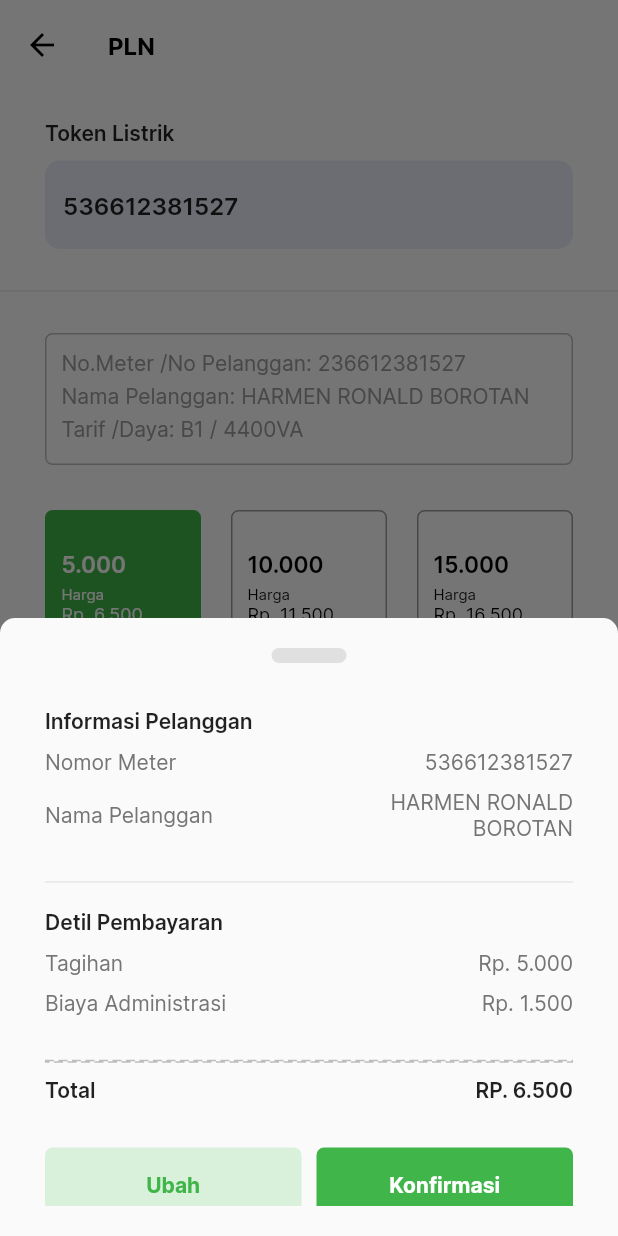
After one commit to IkbalGumilar/bmt_kbs, a Flutter app: the PilihNominalListrikScreen screen opened directly, after a tap on "5.000", on a phone screen of 412 x 824 dp. The commit adds this screen. Run offline on Flutter 3.47's test engine with Material 2 defaults, Android fonts, the phone set to English and light mode, and no system bars; drawn by our look-alikes of dotted_border; our stand-ins replace flutter_native_splash; statements that could not run were skipped.

Commit message:
Mmebuat screen untuk pilih nominal token listrik

```diff
--- /dev/null
+++ b/lib/models/token_listrik_model.dart
@@ -0,0 +1,26 @@
+class TokenListrikModel {
+  int id;
+  String jmlToken;
+  String hargaToken;
+
+  TokenListrikModel({
+    required this.id,
+    required this.jmlToken,
+    required this.hargaToken,
+  });
+}
+
+List<TokenListrikModel> tokenListrikList = [
+  TokenListrikModel(id: 1, jmlToken: '5.000', hargaToken: '6.500'),
+  TokenListrikModel(id: 2, jmlToken: '10.000', hargaToken: '11.500'),
+  TokenListrikModel(id: 3, jmlToken: '15.000', hargaToken: '16.500'),
+  TokenListrikModel(id: 4, jmlToken: '20.000', hargaToken: '21.500'),
+  TokenListrikModel(id: 5, jmlToken: '25.000', hargaToken: '26.500'),
+  TokenListrikModel(id: 6, jmlToken: '30.000', hargaToken: '31.500'),
+  TokenListrikModel(id: 7, jmlToken: '40.000', hargaToken: '41.500'),
+  TokenListrikModel(id: 8, jmlToken: '50.000', hargaToken: '51.500'),
+  TokenListrikModel(id: 9, jmlToken: '75.000', hargaToken: '76.500'),
+  TokenListrikModel(id: 10, jmlToken: '100.000', hargaToken: '100.000'),
+  TokenListrikModel(id: 10, jmlToken: '150.000', hargaToken: '150.000'),
+  TokenListrikModel(id: 10, jmlToken: '200.000', hargaToken: '200.000'),
+];
--- /dev/null
+++ b/lib/screens/features/listrik_pln/token_listrik/pilih_nominal_listrik.dart
@@ -0,0 +1,512 @@
+import 'package:bmt_kbs/etc/color_pallete.dart';
+import 'package:bmt_kbs/models/token_listrik_model.dart';
+import 'package:bmt_kbs/screens/features/pulsa/konfirmasi_pulsa.dart';
+import 'package:bmt_kbs/widgets/custom_appbar.dart';
+import 'package:dotted_border/dotted_border.dart';
+import 'package:flutter/material.dart';
+
+class PilihNominalListrikScreen extends StatefulWidget {
+  // ignore: prefer_const_constructors_in_immutables
+  PilihNominalListrikScreen({super.key});
+
+  @override
+  State<PilihNominalListrikScreen> createState() =>
+      _PilihNominalListrikScreenState();
+}
+
+class _PilihNominalListrikScreenState extends State<PilihNominalListrikScreen> {
+  late int selectedIndex;
+
+  @override
+  void initState() {
+    // TODO: implement initState
+    super.initState();
+
+    selectedIndex = 0;
+  }
+
+  @override
+  Widget build(BuildContext context) {
+    return Scaffold(
+      backgroundColor: Colors.white,
+      appBar: PreferredSize(
+        preferredSize: const Size.fromHeight(60),
+        child: CustomAppBar(
+          title: "PLN",
+          isHaveActions: false,
+        ),
+      ),
+      body: ListView(
+        children: [
+          Wrap(
+            children: [
+              Padding(
+                padding: const EdgeInsets.symmetric(
+                    vertical: 20.0, horizontal: 30.0),
+                child: Column(
+                  crossAxisAlignment: CrossAxisAlignment.start,
+                  children: [
+                    const Text(
+                      "Token Listrik",
+                      style: TextStyle(
+                        fontWeight: FontWeight.w600,
+                        fontSize: 14,
+                      ),
+                    ),
+                    const SizedBox(
+                      height: 10,
+                    ),
+                    TextField(
+                      controller: TextEditingController(text: "536612381527"),
+                      style: const TextStyle(
+                        fontWeight: FontWeight.w600,
+                      ),
+                      keyboardType: TextInputType.number,
+                      decoration: InputDecoration(
+                        border: OutlineInputBorder(
+                          borderRadius: BorderRadius.circular(10),
+                          borderSide: BorderSide.none,
+                        ),
+                        filled: true,
+                        fillColor: ColorPallete.lightBlueColor,
+                        hintText: 'Contoh 536612381527',
+                        hintStyle: const TextStyle(
+                          fontWeight: FontWeight.w600,
+                          color: Colors.black26,
+                        ),
+                      ),
+                    ),
+                  ],
+                ),
+              ),
+              const Divider(),
+            ],
+          ),
+          Padding(
+            padding: const EdgeInsets.symmetric(
+              vertical: 20.0,
+              horizontal: 30.0,
+            ),
+            child: Column(
+              crossAxisAlignment: CrossAxisAlignment.start,
+              children: [
+                Container(
+                  width: double.infinity,
+                  decoration: BoxDecoration(
+                    borderRadius: BorderRadius.circular(5),
+                    border: Border.all(
+                      color: Colors.grey[400]!,
+                    ),
+                  ),
+                  child: Padding(
+                    padding: const EdgeInsets.all(10),
+                    child: Column(
+                      crossAxisAlignment: CrossAxisAlignment.start,
+                      children: const [
+                        Text(
+                          "No.Meter /No Pelanggan: 236612381527",
+                          style: TextStyle(
+                            color: Colors.grey,
+                          ),
+                        ),
+                        SizedBox(
+                          height: 5,
+                        ),
+                        Text(
+                          "Nama Pelanggan: HARMEN RONALD BOROTAN",
+                          style: TextStyle(
+                            color: Colors.grey,
+                          ),
+                        ),
+                        SizedBox(
+                          height: 5,
+                        ),
+                        Text(
+                          "Tarif /Daya: B1 / 4400VA",
+                          style: TextStyle(
+                            color: Colors.grey,
+                          ),
+                        ),
+                        SizedBox(
+                          height: 5,
+                        ),
+                      ],
+                    ),
+                  ),
+                ),
+              ],
+            ),
+          ),
+          Padding(
+            padding: const EdgeInsets.only(
+                left: 30.0, right: 30.0, top: 10.0, bottom: 20.0),
+            child: GridView.builder(
+                shrinkWrap: true,
+                physics: const NeverScrollableScrollPhysics(),
+                itemCount: tokenListrikList.length,
+                gridDelegate: const SliverGridDelegateWithFixedCrossAxisCount(
+                  crossAxisCount: 3,
+                  mainAxisSpacing: 20,
+                  crossAxisSpacing: 20,
+                  childAspectRatio: (1 / 1),
+                ),
+                itemBuilder: (context, index) {
+                  return GestureDetector(
+                    onTap: () {
+                      // ignore: avoid_print
+                      print("Anda meng-klik nomor $index");
+                      setState(() {
+                        selectedIndex = index;
+                      });
+
+                      nominalTokenBottomSheet(context);
+                    },
+                    child: Container(
+                      decoration: BoxDecoration(
+                        color: selectedIndex == index
+                            ? ColorPallete.primaryColor
+                            : Colors.white,
+                        borderRadius: BorderRadius.circular(5),
+                        border: Border.all(
+                            color: selectedIndex == index
+                                ? ColorPallete.primaryColor
+                                : Colors.grey),
+                      ),
+                      child: Padding(
+                        padding: const EdgeInsets.all(10.0),
+                        child: Wrap(
+                          alignment: WrapAlignment.start,
+                          runAlignment: WrapAlignment.center,
+                          runSpacing: 5,
+                          children: [
+                            Text(
+                              tokenListrikList[index].jmlToken,
+                              style: TextStyle(
+                                color: selectedIndex == index
+                                    ? Colors.white
+                                    : Colors.black,
+                                fontWeight: FontWeight.w600,
+                                fontSize: 15,
+                              ),
+                            ),
+                            Wrap(
+                              children: [
+                                Text(
+                                  "Harga",
+                                  style: TextStyle(
+                                    fontSize: 10,
+                                    color: selectedIndex == index
+                                        ? Colors.white
+                                        : Colors.black,
+                                  ),
+                                ),
+                                Text(
+                                  "Rp. ${tokenListrikList[index].hargaToken}",
+                                  style: TextStyle(
+                                    fontSize: 12,
+                                    color: selectedIndex == index
+                                        ? Colors.white
+                                        : Colors.black,
+                                  ),
+                                ),
+                              ],
+                            ),
+                          ],
+                        ),
+                      ),
+                    ),
+                  );
+                }),
+          ),
+        ],
+      ),
+    );
+  }
+}
+
+Future<dynamic> nominalTokenBottomSheet(BuildContext context) {
+  return showModalBottomSheet(
+    shape: const RoundedRectangleBorder(
+      borderRadius: BorderRadius.only(
+        topLeft: Radius.circular(10.0),
+        topRight: Radius.circular(10.0),
+      ),
+    ),
+    isScrollControlled: true,
+    context: context,
+    builder: (context) {
+      return FractionallySizedBox(
+        heightFactor: 0.5,
+        child: Padding(
+          padding: const EdgeInsets.symmetric(
+            vertical: 20,
+            horizontal: 30,
+          ),
+          child: ListView(
+            children: [
+              Row(
+                mainAxisAlignment: MainAxisAlignment.center,
+                children: [
+                  Container(
+                    width: 50,
+                    height: 10,
+                    decoration: BoxDecoration(
+                      color: Colors.grey[300],
+                      borderRadius: BorderRadius.circular(10),
+                    ),
+                  ),
+                ],
+              ),
+              const SizedBox(
+                height: 30,
+              ),
+              Column(
+                children: [
+                  Wrap(
+                    children: [
+                      const Text(
+                        "Informasi Pelanggan",
+                        style: TextStyle(
+                          fontWeight: FontWeight.w600,
+                          fontSize: 14.0,
+                        ),
+                      ),
+                      Padding(
+                        padding: const EdgeInsets.symmetric(vertical: 10),
+                        child: Column(
+                          children: [
+                            Row(
+                              mainAxisAlignment: MainAxisAlignment.spaceBetween,
+                              children: [
+                                Flexible(
+                                  child: Text(
+                                    "Nomor Meter",
+                                    overflow: TextOverflow.visible,
+                                    style: TextStyle(
+                                      color: Colors.grey[600],
+                                      fontSize: 14,
+                                    ),
+                                  ),
+                                ),
+                                Flexible(
+                                  child: Text(
+                                    "536612381527",
+                                    overflow: TextOverflow.visible,
+                                    style: TextStyle(
+                                      color: Colors.grey[600],
+                                      fontSize: 14,
+                                    ),
+                                  ),
+                                ),
+                              ],
+                            ),
+                            SizedBox(
+                              height: 10,
+                            ),
+                            Row(
+                              mainAxisAlignment: MainAxisAlignment.spaceBetween,
+                              children: [
+                                Flexible(
+                                  child: Text(
+                                    "Nama Pelanggan",
+                                    overflow: TextOverflow.visible,
+                                    style: TextStyle(
+                                      color: Colors.grey[600],
+                                      fontSize: 14,
+                                    ),
+                                  ),
+                                ),
+                                Flexible(
+                                  child: Text(
+                                    "HARMEN RONALD BOROTAN",
+                                    textAlign: TextAlign.end,
+                                    overflow: TextOverflow.visible,
+                                    style: TextStyle(
+                                      color: Colors.grey[600],
+                                      fontSize: 14,
+                                    ),
+                                  ),
+                                ),
+                              ],
+                            ),
+                          ],
+                        ),
+                      ),
+                    ],
+                  ),
+                ],
+              ),
+              const Padding(
+                padding: EdgeInsets.symmetric(vertical: 10.0),
+                child: Divider(),
+              ),
+              Column(
+                crossAxisAlignment: CrossAxisAlignment.start,
+                children: [
+                  const Text(
+                    "Detil Pembayaran",
+                    style: TextStyle(
+                      fontWeight: FontWeight.w600,
+                      fontSize: 14.0,
+                    ),
+                  ),
+                  Padding(
+                    padding: const EdgeInsets.symmetric(vertical: 10.0),
+                    child: Column(
+                      children: [
+                        Row(
+                          mainAxisAlignment: MainAxisAlignment.spaceBetween,
+                          children: [
+                            Text(
+                              "Tagihan",
+                              style: TextStyle(
+                                color: Colors.grey[600],
+                                fontSize: 14,
+                              ),
+                            ),
+                            Text(
+                              "Rp. 5.000",
+                              style: TextStyle(
+                                color: Colors.grey[600],
+                                fontSize: 14,
+                              ),
+                            ),
+                          ],
+                        ),
+                        const SizedBox(
+                          height: 10,
+                        ),
+                        Row(
+                          mainAxisAlignment: MainAxisAlignment.spaceBetween,
+                          children: [
+                            Text(
+                              "Biaya Administrasi",
+                              style: TextStyle(
+                                color: Colors.grey[600],
+                                fontSize: 14,
+                              ),
+                            ),
+                            Text(
+                              "Rp. 1.500",
+                              style: TextStyle(
+                                color: Colors.grey[600],
+                                fontSize: 14,
+                              ),
+                            ),
+                          ],
+                        ),
+                      ],
+                    ),
+                  ),
+                ],
+              ),
+              const SizedBox(
+                height: 20,
+              ),
+              SizedBox(
+                height: 1,
+                width: double.infinity,
+                child: DottedBorder(
+                  color: Colors.grey[400]!,
+                  dashPattern: const [6, 3, 6, 3],
+                  child: const SizedBox(),
+                ),
+              ),
+              Padding(
+                padding: const EdgeInsets.only(top: 10.0),
+                child: Column(
+                  children: [
+                    Row(
+                      mainAxisAlignment: MainAxisAlignment.spaceBetween,
+                      children: const [
+                        Text(
+                          "Total",
+                          style: TextStyle(
+                            fontWeight: FontWeight.w600,
+                            fontSize: 14.0,
+                          ),
+                        ),
+                        Text(
+                          "RP. 6.500",
+                          style: TextStyle(
+                            fontWeight: FontWeight.w600,
+                            fontSize: 14.0,
+                          ),
+                        ),
+                      ],
+                    ),
+                  ],
+                ),
+              ),
+              Padding(
+                padding: const EdgeInsets.only(top: 30.0),
+                child: Row(
+                  mainAxisAlignment: MainAxisAlignment.spaceBetween,
+                  children: [
+                    Expanded(
+                      child: SizedBox(
+                        height: 50,
+                        child: ElevatedButton(
+                          onPressed: () {
+                            Navigator.pop(context);
+                          },
+                          style: ElevatedButton.styleFrom(
+                            backgroundColor: const Color(0xFFD9F0DB),
+                            shape: RoundedRectangleBorder(
+                              borderRadius: BorderRadius.circular(5),
+                            ),
+                            elevation: 0.0,
+                          ),
+                          child: const Text(
+                            "Ubah",
+                            style: TextStyle(
+                              color: ColorPallete.primaryColor,
+                              fontWeight: FontWeight.bold,
+                            ),
+                          ),
+                        ),
+                      ),
+                    ),
+                    const SizedBox(
+                      width: 10,
+                    ),
+                    Expanded(
+                      child: SizedBox(
+                        height: 50,
+                        child: ElevatedButton(
+                          onPressed: () {
+                            Navigator.push(
+                              context,
+                              MaterialPageRoute(
+                                builder: (context) =>
+                                    const KonfirmasiPulsaScreen(),
+                              ),
+                            );
+                          },
+                          style: ElevatedButton.styleFrom(
+                            backgroundColor: ColorPallete.primaryColor,
+                            shape: RoundedRectangleBorder(
+                              borderRadius: BorderRadius.circular(5),
+                            ),
+                            elevation: 0.0,
+                          ),
+                          child: const Text(
+                            "Konfirmasi",
+                            style: TextStyle(
+                              color: Colors.white,
+                              fontWeight: FontWeight.bold,
+                            ),
+                          ),
+                        ),
+                      ),
+                    ),
+                  ],
+                ),
+              ),
+            ],
+          ),
+        ),
+      );
+    },
+  );
+}
--- a/lib/screens/features/listrik_pln/token_listrik/token_listrik.dart
+++ b/lib/screens/features/listrik_pln/token_listrik/token_listrik.dart
@@ -1,4 +1,5 @@
 import 'package:bmt_kbs/etc/color_pallete.dart';
+import 'package:bmt_kbs/screens/features/listrik_pln/token_listrik/pilih_nominal_listrik.dart';
 import 'package:bmt_kbs/widgets/custom_appbar.dart';
 import 'package:flutter/material.dart';
 
@@ -28,7 +29,7 @@ class TokenListrikScreen extends StatelessWidget {
                   crossAxisAlignment: CrossAxisAlignment.start,
                   children: [
                     const Text(
-                      "Tagihan Listrik",
+                      "Token Listrik",
                       style: TextStyle(
                         fontWeight: FontWeight.w600,
                         fontSize: 14,
@@ -79,12 +80,18 @@ class TokenListrikScreen extends StatelessWidget {
                 onPressed: () {
                   // ignore: avoid_print
                   print("Cek Token Listrik");
+                  Navigator.push(
+                    context,
+                    MaterialPageRoute(
+                      builder: (context) => PilihNominalListrikScreen(),
+                    ),
+                  );
                 },
                 style: ElevatedButton.styleFrom(
                   backgroundColor: ColorPallete.primaryColor,
                 ),
                 child: const Text(
-                  "Cek Tagihan Listrik",
+                  "Lanjutkan",
                   style: TextStyle(
                     color: Colors.white,
                     fontSize: 16,
--- a/lib/screens/features/pulsa/pulsa.dart
+++ b/lib/screens/features/pulsa/pulsa.dart
@@ -24,8 +24,6 @@ class _PulsaScreenState extends State<PulsaScreen>
   late TabController _tabController;
   late ScrollController _scrollController;
   late bool fixedScroll = false;
-
-  late bool isSelected = true;
   late int selectedIndex = 1;
 
   @override
```
